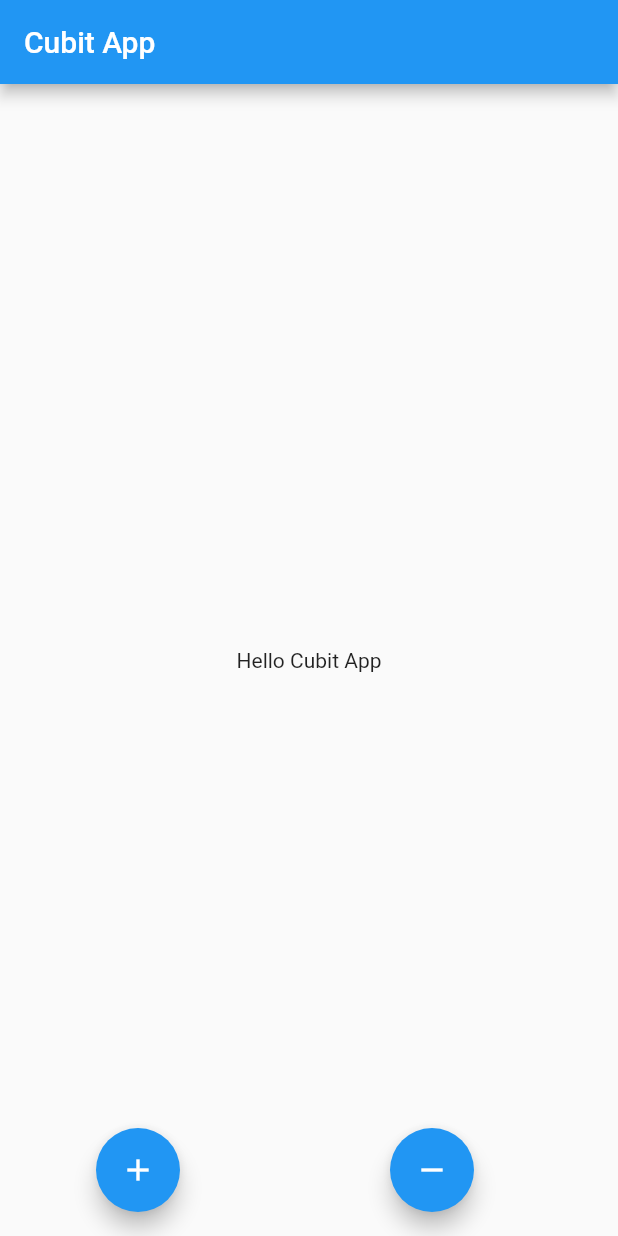
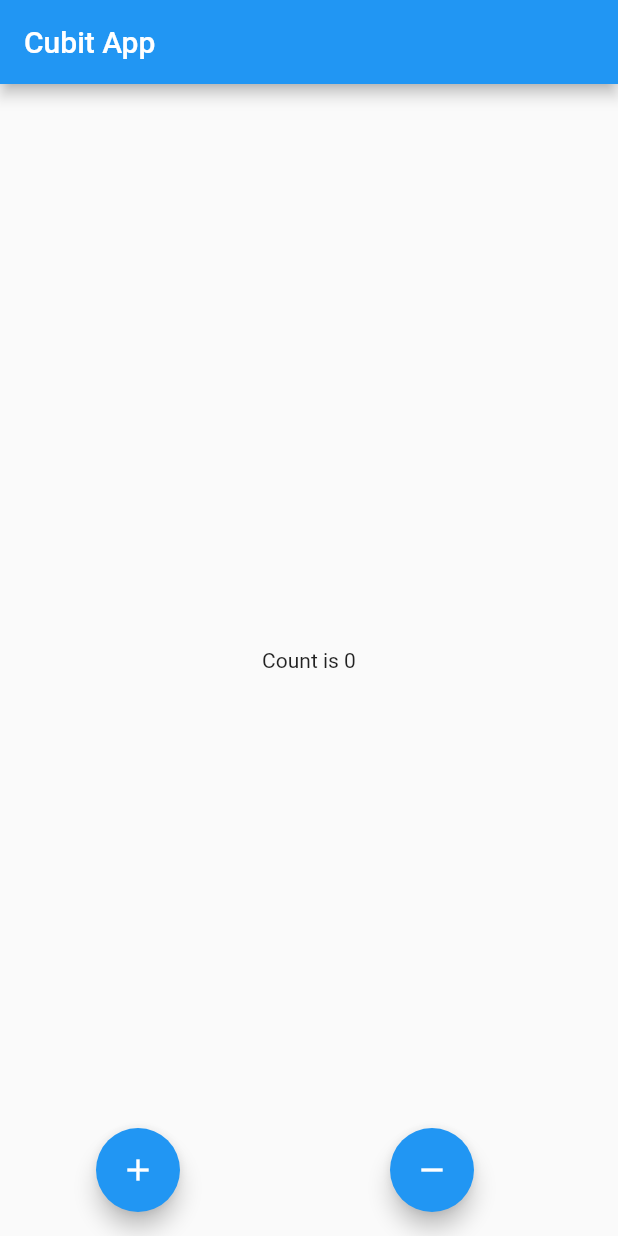
Before and after one commit to tashtancoder/cubit_app, a Flutter app: the screen it shows after launch, on a phone screen of 412 x 824 dp. Run offline on Flutter 3.47's test engine with Material 2 defaults, Android fonts, the phone set to English and light mode, and no system bars; our stand-ins replace flutter_bloc.

Commit message:
cubit added

```diff
--- /dev/null
+++ b/lib/counter_cubit.dart
@@ -0,0 +1,9 @@
+import 'package:flutter_bloc/flutter_bloc.dart';
+
+class CounterCubit extends Cubit<int>{
+  CounterCubit() : super(0);
+
+  void increment() => emit( state + 1);
+  void decrement() => emit(state - 1);
+
+}
--- a/lib/main.dart
+++ b/lib/main.dart
@@ -1,4 +1,6 @@
+import 'package:cubit_app/counter_cubit.dart';
 import 'package:flutter/material.dart';
+import 'package:flutter_bloc/flutter_bloc.dart';
 
 void main() {
   runApp(const MyCubitApp());
@@ -11,7 +13,10 @@ class MyCubitApp extends StatelessWidget {
     // TODO: implement build
     return MaterialApp(
       title: 'Cubit Application',
-      home: CubitView(),
+      home: BlocProvider(
+        create: (_) => CounterCubit(),
+        child: CubitView(),
+      ),
     );
   }
 
@@ -36,10 +41,15 @@ class CubitViewState extends State<CubitView>{
       appBar: AppBar(
         title: Text('Cubit App'),
       ),
-      body: Center(
-        child: Text(
-          'Hello Cubit App'
-        ),
+      body: BlocBuilder<CounterCubit, int>(
+        builder: (BuildContext context, state) {
+          return Center(
+            child: Text(
+              'Count is $state'
+            ),
+          );
+        },
+
       ),
 
       floatingActionButton: Container(
@@ -48,11 +58,11 @@ class CubitViewState extends State<CubitView>{
           mainAxisAlignment: MainAxisAlignment.spaceAround,
           children: [
             FloatingActionButton(
-              onPressed: () => print('hi'),
+              onPressed: () => context.read<CounterCubit>().increment(),
               child: const Icon(Icons.add),
             ),
             FloatingActionButton(
-              onPressed: () => print('hi'),
+              onPressed: () => context.read<CounterCubit>().decrement(),
               child: const Icon(Icons.remove),
             )
 
```
